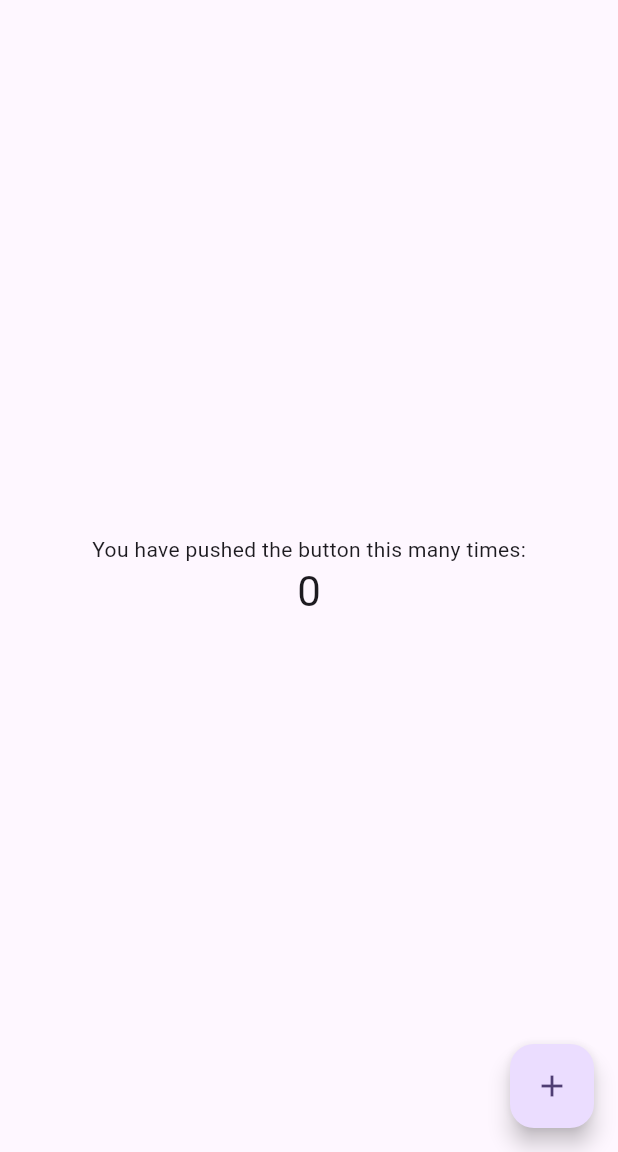
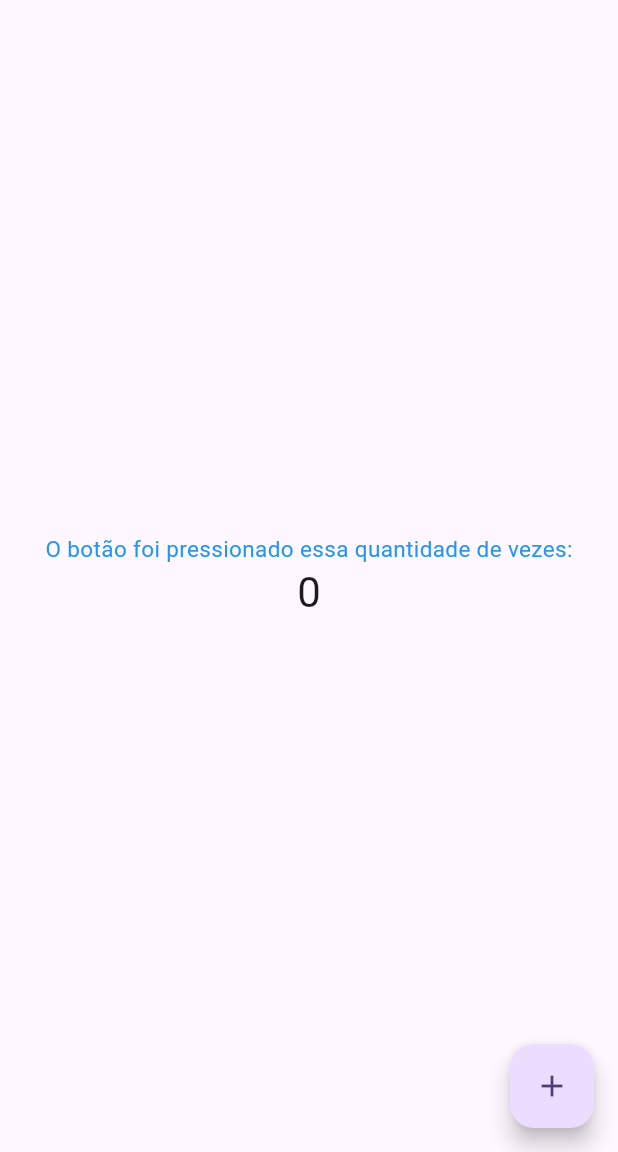
Before and after one commit to LavyniaBS23/meu_app_flutter, a Flutter app: the screen it shows after launch, on a phone screen of 412 x 824 dp, the part 84-1236 px from its top. Run offline on Flutter 3.47's test engine with Material 2 defaults, Android fonts, the phone set to English and light mode, and no system bars.

Commit message:
Alterando cor do texto

```diff
--- a/lib/main.dart
+++ b/lib/main.dart
@@ -106,7 +106,8 @@ class _MyHomePageState extends State<MyHomePage> {
           mainAxisAlignment: MainAxisAlignment.center,
           children: <Widget>[
             const Text(
-              'You have pushed the button this many times:',
+              'O botão foi pressionado essa quantidade de vezes:',
+              style: TextStyle(color: Colors.blue, fontSize: 15),
             ),
             Text(
               '$_counter',
```
